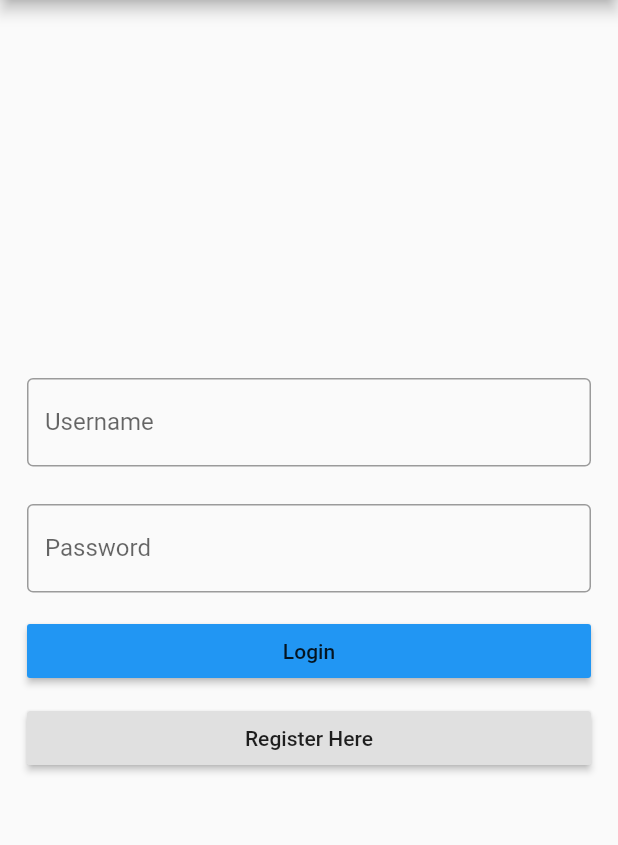
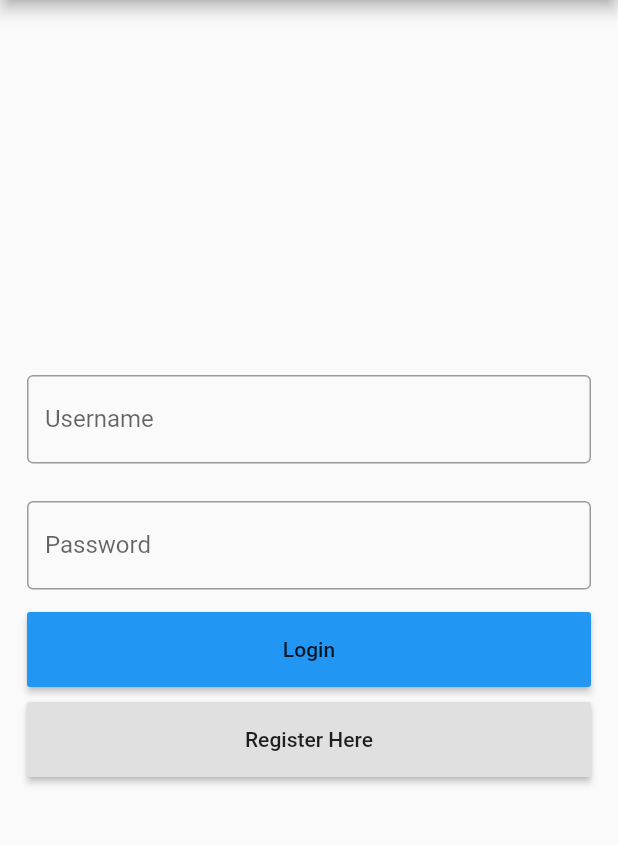
Before and after one commit to NC-project-team-2020/hide-and-seek, a Flutter app: the screen it shows after launch, on a phone screen of 412 x 824 dp, the part 84-929 px from its top. Run offline on Flutter 3.47's test engine with Material 2 defaults, Android fonts, the phone set to English and light mode, and no system bars; our stand-ins replace badges, geolocator, google_maps_flutter, image_picker, location, shared_preferences; missing offline and left inert: flutter_socket_io.

Commit message:
small fixes

```diff
--- a/lib/pages/HomePage.dart
+++ b/lib/pages/HomePage.dart
@@ -18,9 +18,12 @@ class _HomePageState extends State<HomePage> {
   final TextEditingController _username = TextEditingController();
   final TextEditingController _password = TextEditingController();
 
-  userCreated() {}
+  bool isLoading = false;
 
   validateAndSave() async {
+    setState(() {
+      isLoading = true;
+    });
     if (_formKey.currentState.validate()) {
       String body = convert.jsonEncode(<String, dynamic>{
         'user_name': _username.text,
@@ -55,6 +58,9 @@ class _HomePageState extends State<HomePage> {
         _scaffoldKey.currentState.showSnackBar(failedSnackBar);
       }
     }
+    setState(() {
+      isLoading = false;
+    });
   }
 
   final _scaffoldKey = GlobalKey<ScaffoldState>();
@@ -66,13 +72,19 @@ class _HomePageState extends State<HomePage> {
       appBar: new AppBar(
         title: Text('Peekaboo'),
       ),
-      body: Padding(
-        padding: EdgeInsets.all(18.0),
-        child: Column(
-          mainAxisAlignment: MainAxisAlignment.center,
-          children: <Widget>[
-            Center(
-              child: Form(
+      body: Center(
+        child: Padding(
+          padding: EdgeInsets.only(left: 18.0, right: 18.0),
+          child: SingleChildScrollView(
+            child: _form(),
+          ),
+        ),
+      ),
+    );
+  }
+
+  _form() {
+    return Form(
       key: _formKey,
       child: Column(
         children: <Widget>[
@@ -102,24 +114,33 @@ class _HomePageState extends State<HomePage> {
           ),
           SizedBox(height: 15.0),
           SizedBox(
+            height: 50.0,
             width: double.infinity,
             child: RaisedButton(
               color: Colors.blue,
               onPressed: () {
+                if (isLoading) {
+                  return null;
+                }
                 validateAndSave();
               },
-                        child: Text('Login'),
-                      ),
-                    ),
-                  ],
-                ),
+              child: isLoading
+                  ? CircularProgressIndicator(
+                      valueColor:
+                          new AlwaysStoppedAnimation<Color>(Colors.black),
+                    )
+                  : Text('Login'),
             ),
           ),
           SizedBox(height: 10.0),
           SizedBox(
+            height: 50.0,
             width: double.infinity,
             child: RaisedButton(
               onPressed: () {
+                if (isLoading) {
+                  return null;
+                }
                 Navigator.pushNamed(context, '/register');
               },
               child: Text('Register Here'),
@@ -127,7 +148,6 @@ class _HomePageState extends State<HomePage> {
           ),
         ],
       ),
-      ),
     );
   }
 }
```
Also changed, not shown: lib/pages/Lobby.dart (+19 -4 lines), lib/pages/LobbyPage.dart (+1 -7 lines), lib/pages/inGame.dart (+0 -19 lines). Lines whose indentation alone changed are shown as unchanged.
